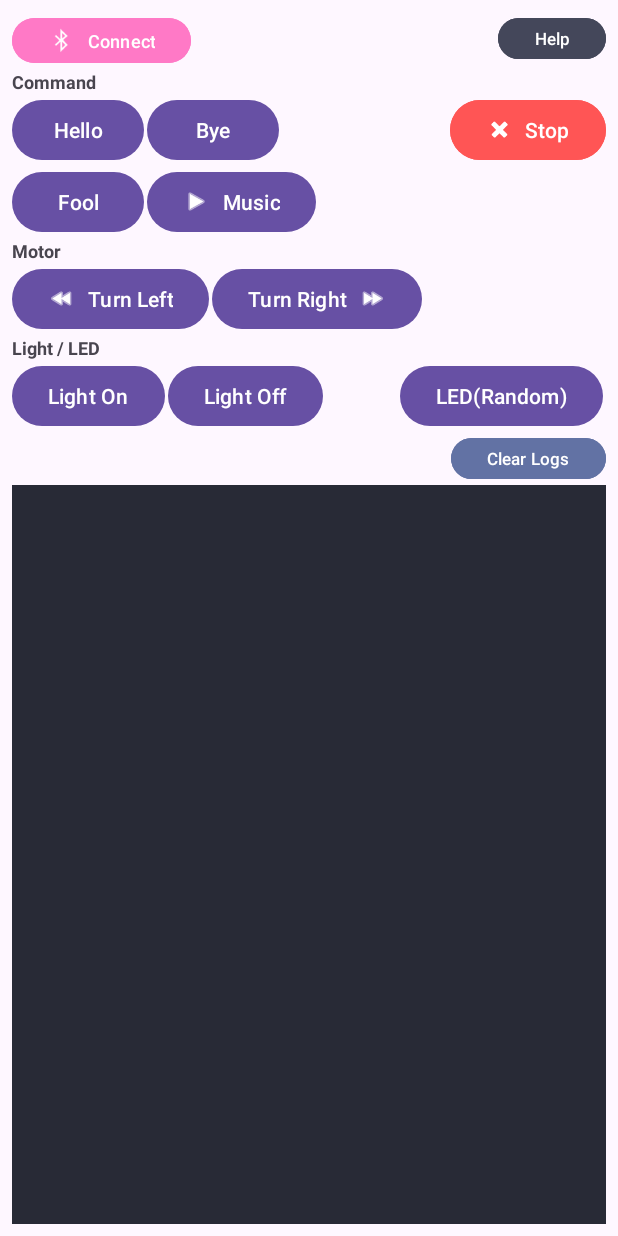
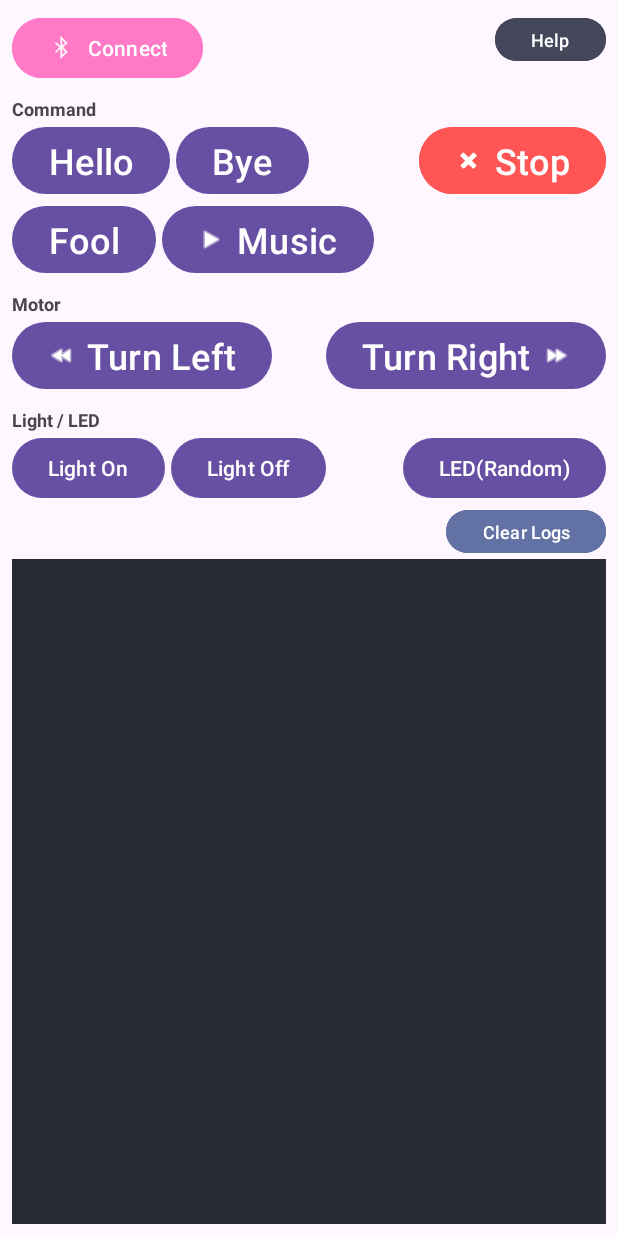
Before and after one commit to painnick/BB8Controller, an Android app: the screen it shows after launch (MainActivity), on a phone screen of 412 x 824 dp. Run offline under Robolectric (Android 15) with nearby library versions, the phone set to English and light mode, and no system bars.

Commit message:
UPDATE. UX

```diff
--- a/app/src/main/res/layout/activity_main.xml
+++ b/app/src/main/res/layout/activity_main.xml
@@ -27,10 +27,7 @@
                     android:layout_width="wrap_content"
                     android:layout_height="wrap_content"
                     android:backgroundTint="@color/Pink"
-                    android:minWidth="0dip"
-                    android:minHeight="0dip"
                     android:text="Connect"
-                    android:textSize="12sp"
                     app:icon="@android:drawable/stat_sys_data_bluetooth" />
 
                 <Space
@@ -41,12 +38,12 @@
                     android:id="@+id/btnHelp"
                     android:layout_width="wrap_content"
                     android:layout_height="wrap_content"
-                    android:layout_gravity="right|top|fill_vertical"
+                    android:layout_gravity="end|top|fill_vertical"
                     android:backgroundTint="@color/Selection"
                     android:minWidth="0dip"
                     android:minHeight="0dip"
                     android:text="Help"
-                    android:textSize="11sp" />
+                    android:textSize="12sp" />
             </TableRow>
         </TableLayout>
 
@@ -54,6 +51,7 @@
             android:id="@+id/textView"
             android:layout_width="match_parent"
             android:layout_height="wrap_content"
+            android:layout_marginTop="8dp"
             android:text="Command"
             android:textSize="12sp"
             android:textStyle="bold" />
@@ -67,18 +65,19 @@
                 android:id="@+id/btnHello"
                 android:layout_width="wrap_content"
                 android:layout_height="wrap_content"
-                android:layout_marginRight="2dp"
-                android:text="Hello" />
+                android:layout_marginEnd="4dp"
+                android:text="Hello"
+                android:textSize="24sp" />
 
             <Button
                 android:id="@+id/btnBye"
                 android:layout_width="wrap_content"
                 android:layout_height="wrap_content"
-                android:layout_marginRight="2dp"
-                android:text="Bye" />
+                android:text="Bye"
+                android:textSize="24sp" />
 
             <Space
-                android:layout_width="wrap_content"
+                android:layout_width="0dp"
                 android:layout_height="wrap_content"
                 android:layout_weight="1" />
 
@@ -88,6 +87,7 @@
                 android:layout_height="wrap_content"
                 android:backgroundTint="@color/Red"
                 android:text="Stop"
+                android:textSize="24sp"
                 app:icon="@android:drawable/ic_delete" />
         </LinearLayout>
 
@@ -100,15 +100,16 @@
                 android:id="@+id/btnFool"
                 android:layout_width="wrap_content"
                 android:layout_height="wrap_content"
-                android:layout_marginRight="2dp"
-                android:text="Fool" />
+                android:layout_marginEnd="4dp"
+                android:text="Fool"
+                android:textSize="24sp" />
 
             <Button
                 android:id="@+id/btnMusic"
                 android:layout_width="wrap_content"
                 android:layout_height="wrap_content"
-                android:layout_marginRight="2dp"
                 android:text="Music"
+                android:textSize="24sp"
                 app:icon="@android:drawable/ic_media_play" />
         </LinearLayout>
 
@@ -116,6 +117,7 @@
             android:id="@+id/textView2"
             android:layout_width="match_parent"
             android:layout_height="wrap_content"
+            android:layout_marginTop="8dp"
             android:text="Motor"
             android:textSize="12sp"
             android:textStyle="bold" />
@@ -129,16 +131,22 @@
                 android:id="@+id/btnLeft"
                 android:layout_width="wrap_content"
                 android:layout_height="wrap_content"
-                android:layout_marginRight="2dp"
+                android:layout_marginEnd="4dp"
                 android:text="Turn Left"
+                android:textSize="24sp"
                 app:icon="@android:drawable/ic_media_rew" />
+
+            <Space
+                android:layout_width="wrap_content"
+                android:layout_height="wrap_content"
+                android:layout_weight="1" />
 
             <Button
                 android:id="@+id/btnRight"
                 android:layout_width="wrap_content"
                 android:layout_height="wrap_content"
-                android:layout_marginRight="2dp"
                 android:text="Turn Right"
+                android:textSize="24sp"
                 app:icon="@android:drawable/ic_media_ff"
                 app:iconGravity="end" />
         </LinearLayout>
@@ -147,6 +155,7 @@
             android:id="@+id/textView3"
             android:layout_width="match_parent"
             android:layout_height="wrap_content"
+            android:layout_marginTop="8dp"
             android:text="Light / LED"
             android:textSize="12sp"
             android:textStyle="bold" />
@@ -160,18 +169,19 @@
                 android:id="@+id/btnLightOn"
                 android:layout_width="wrap_content"
                 android:layout_height="wrap_content"
-                android:layout_marginRight="2dp"
-                android:text="Light On" />
+                android:layout_marginEnd="4dp"
+                android:text="Light On"
+                android:textSize="14sp" />
 
             <Button
                 android:id="@+id/btnLightOff"
                 android:layout_width="wrap_content"
                 android:layout_height="wrap_content"
-                android:layout_marginRight="2dp"
-                android:text="Light Off" />
+                android:text="Light Off"
+                android:textSize="14sp" />
 
             <Space
-                android:layout_width="wrap_content"
+                android:layout_width="0dp"
                 android:layout_height="wrap_content"
                 android:layout_weight="1" />
 
@@ -179,14 +189,14 @@
                 android:id="@+id/btnLeftRandom"
                 android:layout_width="wrap_content"
                 android:layout_height="wrap_content"
-                android:layout_marginRight="2dp"
-                android:text="LED(Random)" />
+                android:text="LED(Random)"
+                android:textSize="14sp" />
         </LinearLayout>
 
         <LinearLayout
             android:layout_width="match_parent"
             android:layout_height="wrap_content"
-            android:gravity="right"
+            android:gravity="end"
             android:orientation="horizontal">
 
             <Button
@@ -197,14 +207,14 @@
                 android:minWidth="0dip"
                 android:minHeight="0dip"
                 android:text="Clear Logs"
-                android:textSize="11sp" />
+                android:textSize="12sp" />
         </LinearLayout>
 
         <ScrollView
             android:id="@+id/vLogs"
             android:layout_width="match_parent"
             android:layout_height="match_parent"
-            android:background="@color/Background"></ScrollView>
+            android:background="@color/Background"/>
 
     </LinearLayout>
 
```
